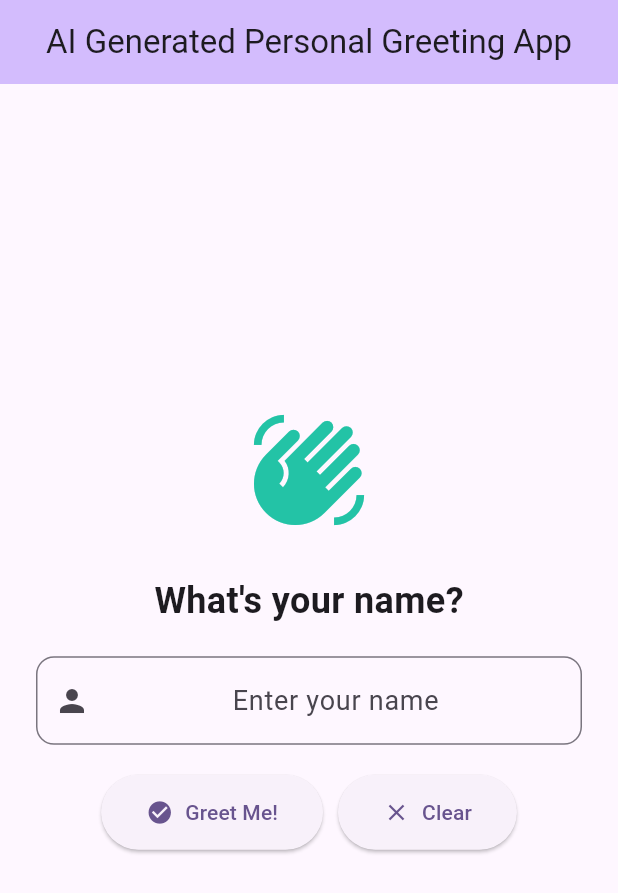
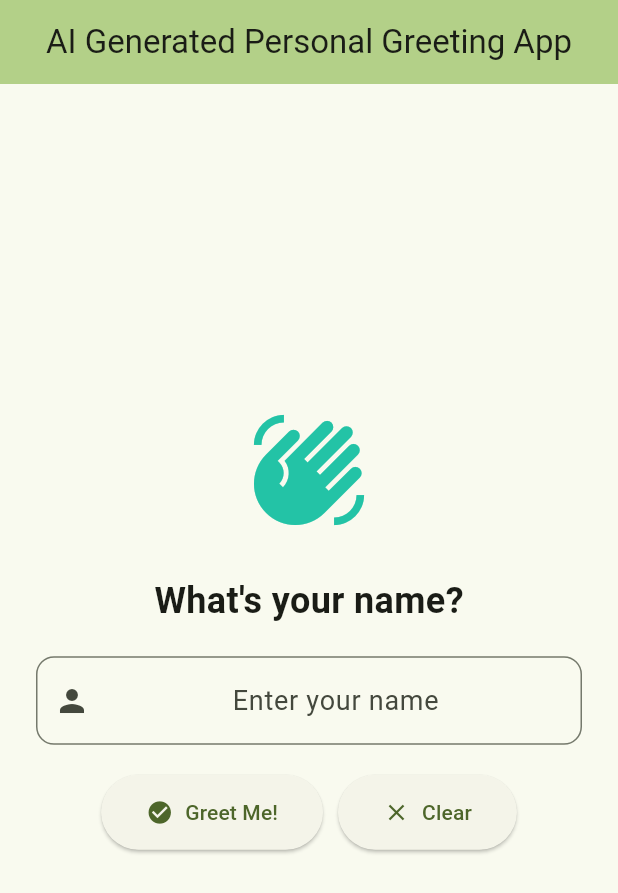
Before and after one commit to BrianKaruu/flutter-greeting-app-toolkit, a Flutter app: the screen it shows after launch, on a phone screen of 412 x 824 dp. Shown: the top 893 px of the screen. Run offline on Flutter 3.47's test engine with Material 3 defaults, Android fonts, the phone set to English and light mode, and no system bars.

Commit message:
Add colors

```diff
--- a/lib/main.dart
+++ b/lib/main.dart
@@ -12,7 +12,7 @@ class MyApp extends StatelessWidget {
     return MaterialApp(
       title: 'Personal Greeting App',
       theme: ThemeData(
-        colorScheme: ColorScheme.fromSeed(seedColor: Colors.deepPurple),
+        colorScheme: ColorScheme.fromSeed(seedColor: const Color.fromARGB(255, 86, 130, 11)),
         useMaterial3: true,
       ),
       home: const GreetingPage(),
```
